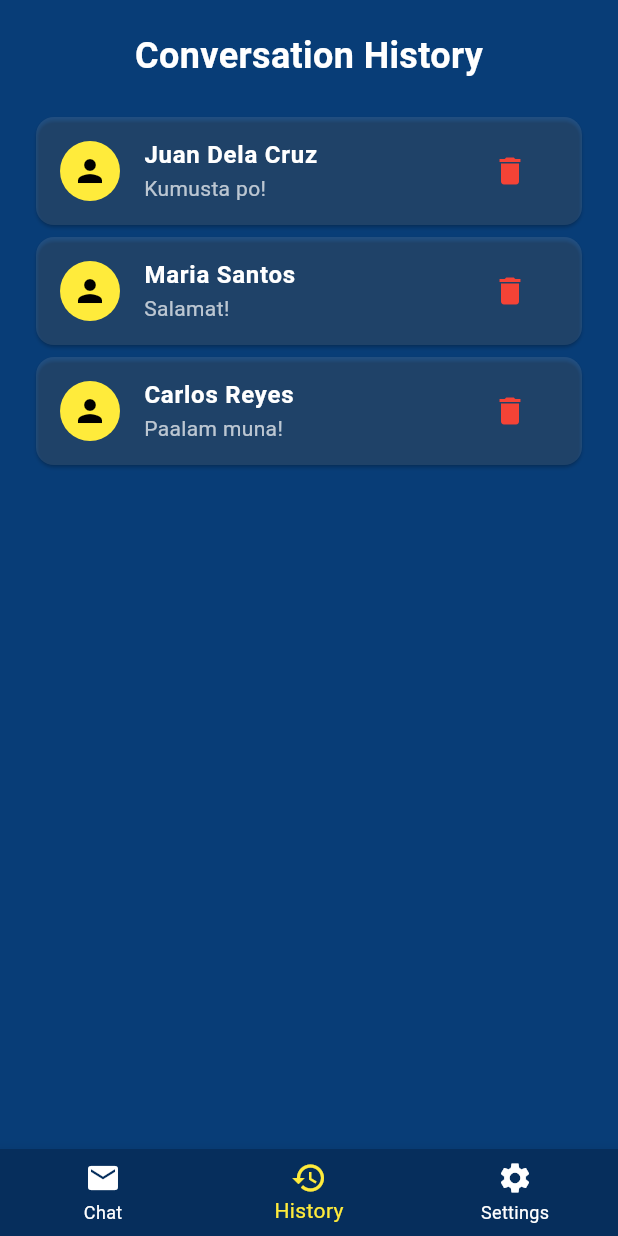
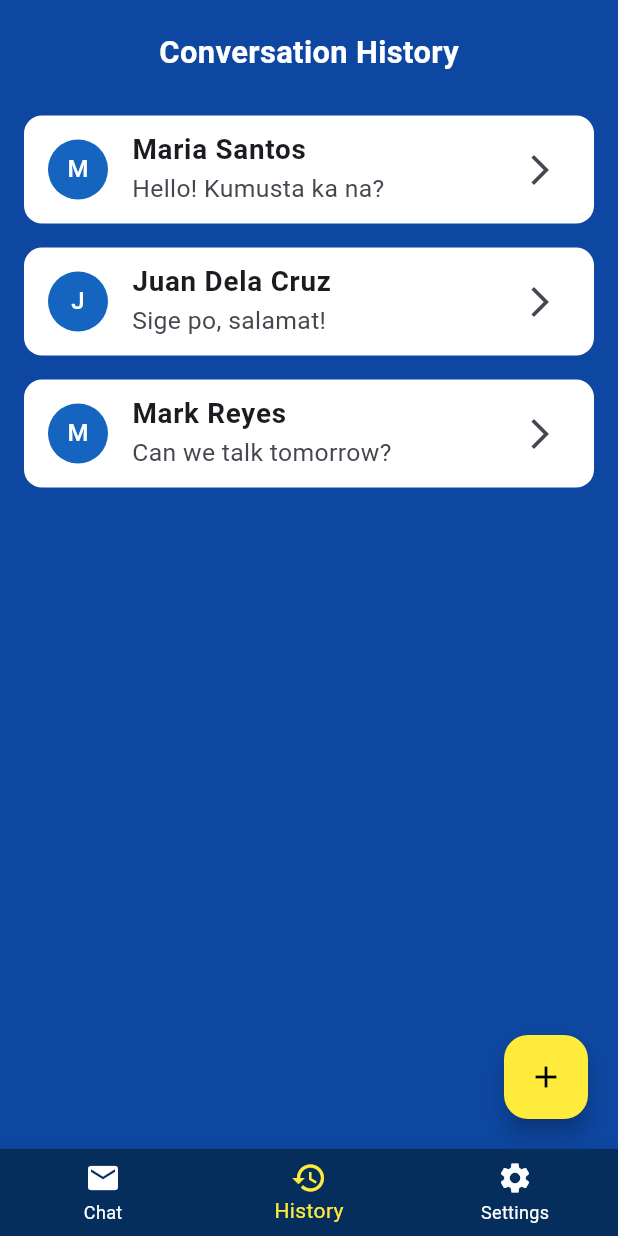
Before and after one commit to klenol-cayabyab/myapp, a Flutter app: the screen it shows after launch, item 2 of the bottom bar chosen, on a phone screen of 412 x 824 dp. Run offline on Flutter 3.47's test engine with Material 3 defaults, Android fonts, the phone set to English and light mode, and no system bars; our stand-ins replace flutter_tts, speech_to_text; Roboto replaces fonts that are missing (Arial).

Commit message:
Update: Improved history screen design/function

```diff
--- a/lib/screens/history_screen.dart
+++ b/lib/screens/history_screen.dart
@@ -6,70 +6,157 @@ class HistoryScreen extends StatefulWidget {
 }
 
 class _HistoryScreenState extends State<HistoryScreen> {
-  List<Map<String, String>> conversations = [
-    {'name': 'Juan Dela Cruz', 'message': 'Kumusta po!'},
-    {'name': 'Maria Santos', 'message': 'Salamat!'},
-    {'name': 'Carlos Reyes', 'message': 'Paalam muna!'},
+  List<Map<String, String>> messages = [
+    {'name': 'Maria Santos', 'preview': 'Hello! Kumusta ka na?'},
+    {'name': 'Juan Dela Cruz', 'preview': 'Sige po, salamat!'},
+    {'name': 'Mark Reyes', 'preview': 'Can we talk tomorrow?'},
   ];
-
-  void _deleteConversation(int index) {
-    setState(() {
-      conversations.removeAt(index);
-    });
-  }
 
   @override
   Widget build(BuildContext context) {
-    return SafeArea(
-      child: Padding(
-        padding: const EdgeInsets.all(20),
-        child: Column(
+    double screenWidth = MediaQuery.of(context).size.width;
+
+    double titleFontSize = (screenWidth * 0.05).clamp(18.0, 24.0);
+    double nameFontSize = (screenWidth * 0.045).clamp(16.0, 20.0);
+    double previewFontSize = (screenWidth * 0.04).clamp(14.0, 18.0);
+    double emptyFontSize = (screenWidth * 0.045).clamp(16.0, 20.0);
+
+    return Scaffold(
+      backgroundColor: Colors.blue.shade900,
+      body: SafeArea(
+        child: Stack(
           children: [
-            Text(
+            Column(
+              children: [
+                // 🟦 Header Title Only
+                Padding(
+                  padding: const EdgeInsets.symmetric(vertical: 20),
+                  child: Center(
+                    child: Text(
                       'Conversation History',
                       style: TextStyle(
                         color: Colors.white,
-                fontSize: 24,
+                        fontSize: titleFontSize,
                         fontWeight: FontWeight.bold,
                       ),
                     ),
-            SizedBox(height: 20),
+                  ),
+                ),
+
+                // 📜 Message List
                 Expanded(
-              child: ListView.builder(
-                itemCount: conversations.length,
+                  child: messages.isEmpty
+                      ? Center(
+                          child: Text(
+                            'No conversations yet.',
+                            style: TextStyle(
+                              color: Colors.white70,
+                              fontSize: emptyFontSize,
+                            ),
+                          ),
+                        )
+                      : ListView.builder(
+                          itemCount: messages.length,
                           itemBuilder: (context, index) {
-                  final convo = conversations[index];
-                  return Card(
-                    color: Colors.white10,
+                            final message = messages[index];
+
+                            return Dismissible(
+                              key: Key(message['name']! + index.toString()),
+                              direction: DismissDirection.endToStart,
+                              confirmDismiss: (direction) async {
+                                return await showDialog(
+                                  context: context,
+                                  builder: (ctx) => AlertDialog(
+                                    title: Text('Are you sure?'),
+                                    content: Text(
+                                      'Do you really want to delete this conversation?',
+                                    ),
+                                    actions: [
+                                      TextButton(
+                                        onPressed: () =>
+                                            Navigator.of(ctx).pop(false),
+                                        child: Text('Cancel'),
+                                      ),
+                                      TextButton(
+                                        onPressed: () =>
+                                            Navigator.of(ctx).pop(true),
+                                        child: Text(
+                                          'Delete',
+                                          style: TextStyle(color: Colors.red),
+                                        ),
+                                      ),
+                                    ],
+                                  ),
+                                );
+                              },
+                              onDismissed: (direction) {
+                                setState(() {
+                                  messages.removeAt(index);
+                                });
+                                ScaffoldMessenger.of(context).showSnackBar(
+                                  SnackBar(
+                                    content: Text('Conversation deleted'),
+                                  ),
+                                );
+                              },
+                              background: Container(
+                                alignment: Alignment.centerRight,
+                                padding: EdgeInsets.only(right: 20),
+                                color: Colors.red,
+                                child: Icon(Icons.delete, color: Colors.white),
+                              ),
+                              child: Container(
+                                width: double.infinity,
+                                margin: EdgeInsets.symmetric(
+                                  horizontal: 16,
+                                  vertical: 8,
+                                ),
+                                decoration: BoxDecoration(
+                                  color: Colors.white,
+                                  borderRadius: BorderRadius.circular(12),
+                                ),
                                 child: ListTile(
                                   leading: CircleAvatar(
-                        backgroundColor: Colors.yellow,
-                        child: Icon(Icons.person, color: Colors.black),
+                                    backgroundColor: Colors.blue.shade800,
+                                    child: Text(
+                                      message['name']![0],
+                                      style: TextStyle(color: Colors.white),
+                                    ),
                                   ),
                                   title: Text(
-                        convo['name'] ?? '',
+                                    message['name'] ?? '',
                                     style: TextStyle(
-                          color: Colors.white,
                                       fontWeight: FontWeight.bold,
+                                      fontSize: nameFontSize,
                                     ),
                                   ),
                                   subtitle: Text(
-                        convo['message'] ?? '',
-                        style: TextStyle(color: Colors.white70),
+                                    message['preview'] ?? '',
+                                    style: TextStyle(fontSize: previewFontSize),
                                   ),
-                      trailing: IconButton(
-                        icon: Icon(Icons.delete, color: Colors.red),
-                        onPressed: () => _deleteConversation(index),
+                                  trailing: Icon(Icons.arrow_forward_ios),
+                                  onTap: () {
+                                    // TODO: Navigate to conversation detail
+                                  },
                                 ),
-                      onTap: () {
-                        // Optional: Navigate to full conversation screen
-                        ScaffoldMessenger.of(context).showSnackBar(
-                          SnackBar(content: Text('Tapped ${convo['name']}')),
+                              ),
                             );
                           },
                         ),
-                  );
+                ),
+              ],
+            ),
+
+            // ➕ Floating Add Button
+            Positioned(
+              bottom: 20,
+              right: 20,
+              child: FloatingActionButton(
+                onPressed: () {
+                  // TODO: Add contact form
                 },
+                backgroundColor: Colors.yellow,
+                child: Icon(Icons.add, color: Colors.black),
               ),
             ),
           ],
```
Lines whose indentation alone changed are shown as unchanged.
